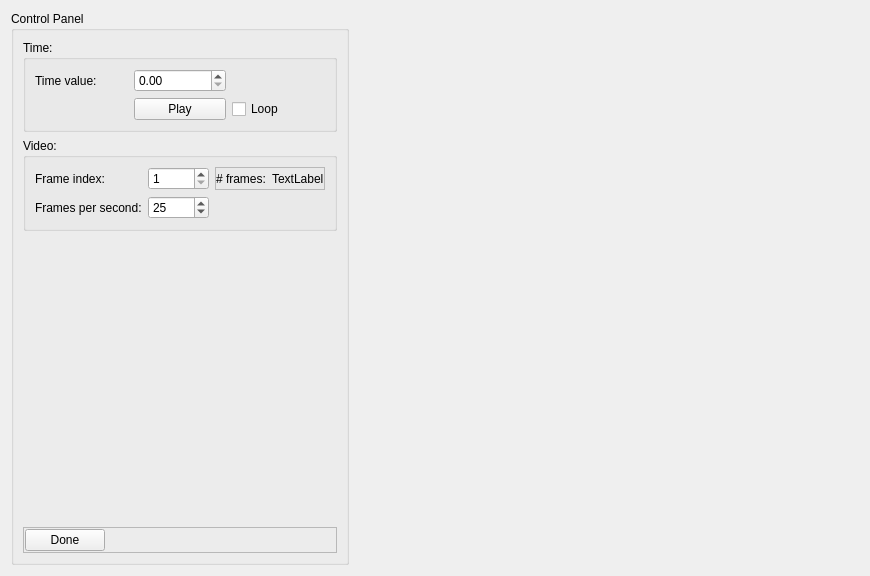
Old version of the form mapclientplugins/imagebasedfiducialmarkersstep/qt/imagebasedfiducialmarkerswidget.ui in the repository mapclient-plugins/mapclientplugins.imagebasedfiducialmarkers.
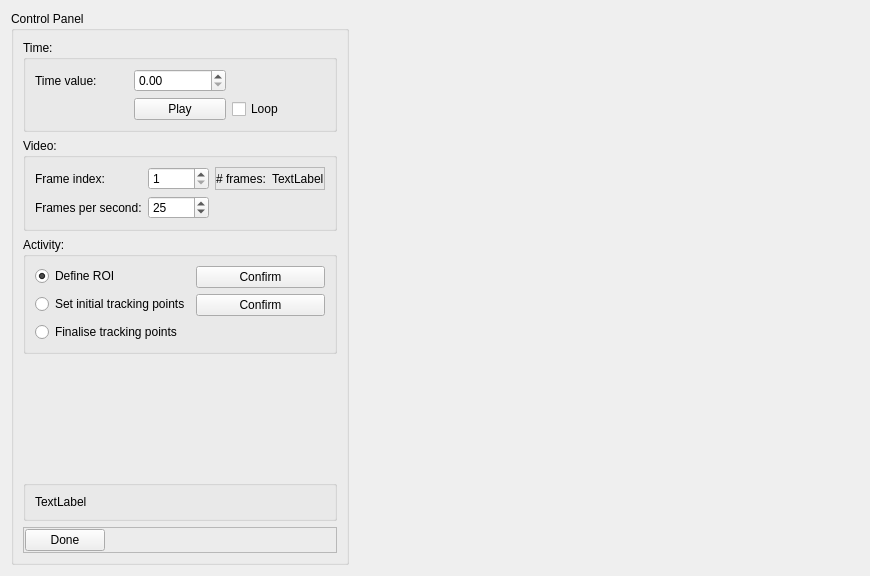
New version of the form. Custom widgets are drawn as their Qt base class.

Commit message: Add ability to detect tracking points from within a ROI.

```diff
--- a/mapclientplugins/imagebasedfiducialmarkersstep/qt/imagebasedfiducialmarkerswidget.ui
+++ b/mapclientplugins/imagebasedfiducialmarkersstep/qt/imagebasedfiducialmarkerswidget.ui
@@ -129,6 +129,53 @@
         </layout>
        </widget>
       </item>
+      <item>
+       <widget class="QGroupBox" name="groupBox_2">
+        <property name="title">
+         <string>Activity:</string>
+        </property>
+        <layout class="QFormLayout" name="formLayout">
+         <item row="0" column="0">
+          <widget class="QRadioButton" name="defineROI_radioButton">
+           <property name="text">
+            <string>Define ROI</string>
+           </property>
+           <property name="checked">
+            <bool>true</bool>
+           </property>
+          </widget>
+         </item>
+         <item row="0" column="1">
+          <widget class="QPushButton" name="defineROI_pushButton">
+           <property name="text">
+            <string>Confirm</string>
+           </property>
+          </widget>
+         </item>
+         <item row="1" column="1">
+          <widget class="QPushButton" name="setInitialTrackingPoints_pushButton">
+           <property name="text">
+            <string>Confirm</string>
+           </property>
+          </widget>
+         </item>
+         <item row="1" column="0">
+          <widget class="QRadioButton" name="setInitialTrackingPoints_radioButton">
+           <property name="text">
+            <string>Set initial tracking points</string>
+           </property>
+          </widget>
+         </item>
+         <item row="2" column="0">
+          <widget class="QRadioButton" name="finaliseTrackingPoints_radioButton">
+           <property name="text">
+            <string>Finalise tracking points</string>
+           </property>
+          </widget>
+         </item>
+        </layout>
+       </widget>
+      </item>
       <item>
        <spacer name="verticalSpacer">
         <property name="orientation">
@@ -142,6 +189,28 @@
         </property>
        </spacer>
       </item>
+      <item>
+       <widget class="QGroupBox" name="groupBox">
+        <property name="title">
+         <string/>
+        </property>
+        <layout class="QHBoxLayout" name="horizontalLayout_3">
+         <item>
+          <widget class="QLabel" name="statusText_label">
+           <property name="sizePolicy">
+            <sizepolicy hsizetype="Preferred" vsizetype="Preferred">
+             <horstretch>1</horstretch>
+             <verstretch>0</verstretch>
+            </sizepolicy>
+           </property>
+           <property name="text">
+            <string>TextLabel</string>
+           </property>
+          </widget>
+         </item>
+        </layout>
+       </widget>
+      </item>
       <item>
        <widget class="QFrame" name="frame">
         <property name="frameShape">
```
Left out of the diff: 6 changed lines with no effect on the pictures. The commit also changes 13 other files.
